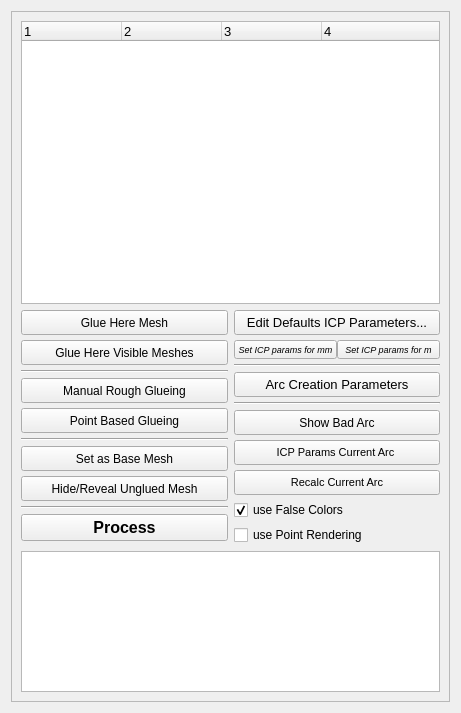
Above: src/meshlabplugins/edit_align/alignDialog.ui from cnr-isti-vclab/meshlab before the change. Below: the same form after it.
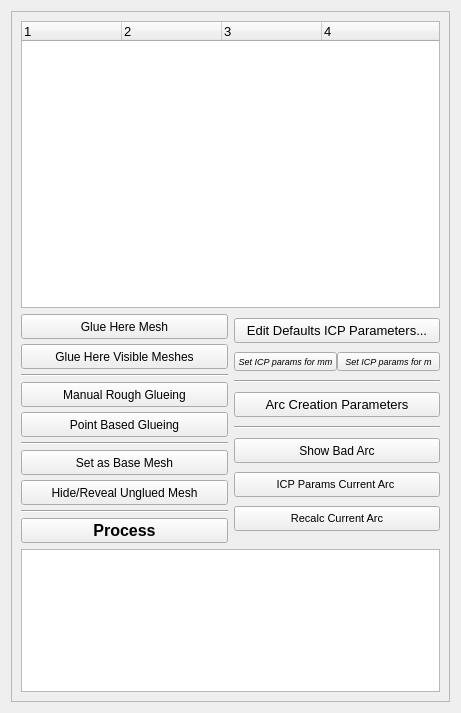
That is the form after the change.

Commit message: - restored edit_align plugin. WARNING!!!!! the alignment process seems not to work!!! HAS TO BE FIXED AS SOON AS POSSIBLE

Patch:
```diff
--- a/src/meshlabplugins/edit_align/alignDialog.ui
+++ b/src/meshlabplugins/edit_align/alignDialog.ui
@@ -442,23 +442,6 @@
             </property>
            </widget>
           </item>
-          <item>
-           <widget class="QCheckBox" name="falseColorCB">
-            <property name="text">
-             <string>use False Colors</string>
-            </property>
-            <property name="checked">
-             <bool>true</bool>
-            </property>
-           </widget>
-          </item>
-          <item>
-           <widget class="QCheckBox" name="pointRenderingCB">
-            <property name="text">
-             <string>use Point Rendering</string>
-            </property>
-           </widget>
-          </item>
          </layout>
         </item>
        </layout>
```
The commit also changes 8 other files.
